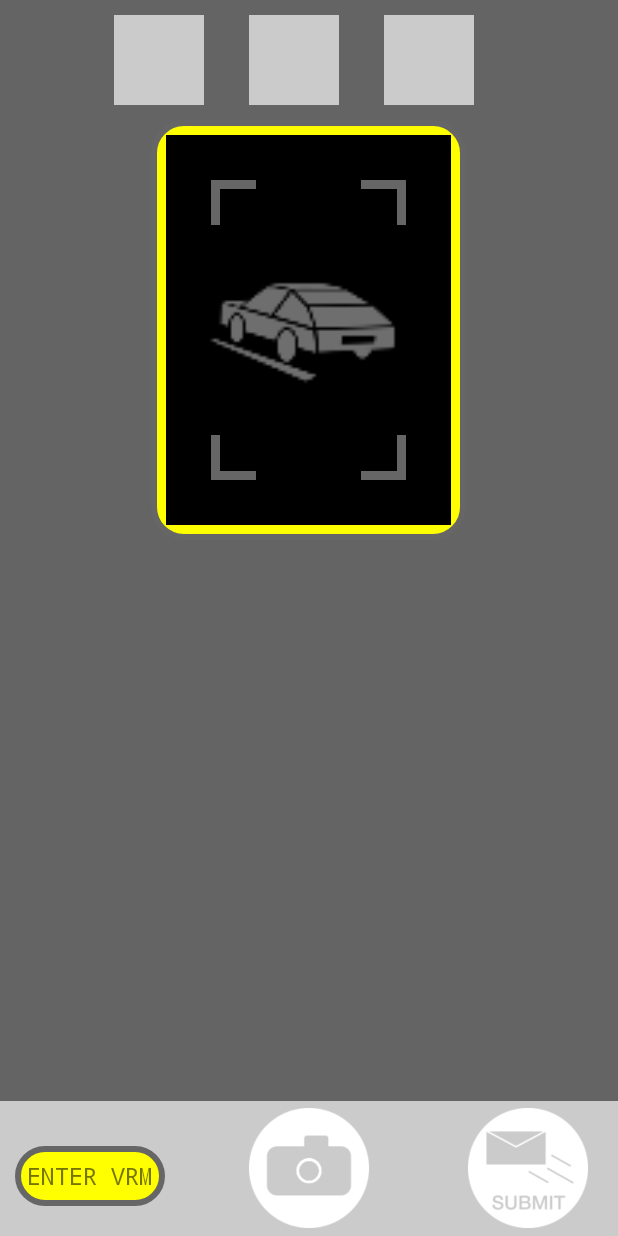
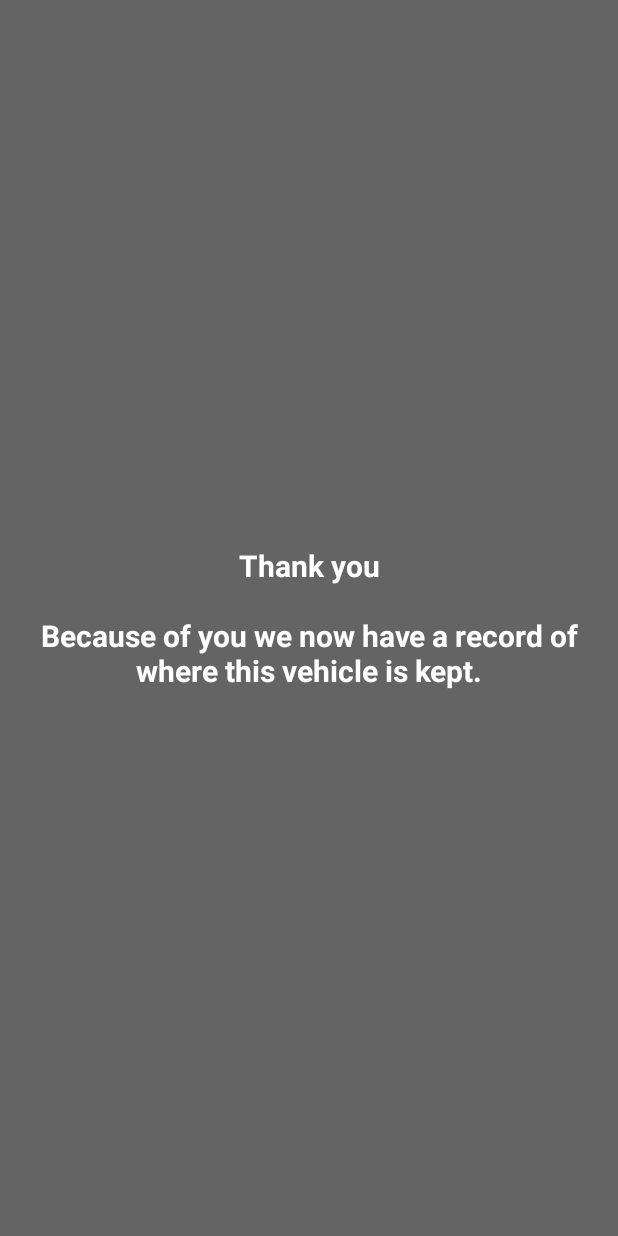
Before and after one commit to Izitaxed/android-dvlahack, an Android app: the layout camera.xml on its own in the app's theme, with its tools: preview values and no code run, on a phone screen of 412 x 824 dp. Run offline under Robolectric (Android 15) with nearby library versions, the light colour scheme and no system bars.

Commit message:
Submit screen displayed

```diff
--- a/app/src/main/java/com/hackathon/izitaxed/app/MainActivity.java
+++ b/app/src/main/java/com/hackathon/izitaxed/app/MainActivity.java
@@ -176,6 +176,8 @@ public class MainActivity extends ActionBarActivity {
 
     protected void displayViewCamera(String vrm) {
         setContentView(R.layout.camera);
+        TextView submitView = (TextView) findViewById(R.id.submitted);
+        submitView.setVisibility(View.GONE);
 
         final RelativeLayout cameraButton =(RelativeLayout) findViewById(R.id.cameraButton);
         cameraButton.setOnClickListener(new View.OnClickListener() {
@@ -195,7 +197,8 @@ public class MainActivity extends ActionBarActivity {
                     Build.MANUFACTURER + " " + Build.MODEL
                 ).toString();
 
-                new QuerySubmit().execute(json, submitResult);
+                TextView submitView = (TextView) findViewById(R.id.submitted);
+                new QuerySubmit().execute(json, submitView);
 
             }
         });
--- a/app/src/main/res/layout/camera.xml
+++ b/app/src/main/res/layout/camera.xml
@@ -198,5 +198,17 @@
         android:id="@+id/submitButton"
         ></RelativeLayout>
 
+    <TextView
+        android:layout_width="fill_parent"
+        android:layout_height="fill_parent"
+        android:text="@string/submitted"
+        android:id="@+id/submitted"
+        android:textColor="#FFFFFF"
+        android:textSize="20dp"
+        android:gravity="center"
+        android:textStyle="bold"
+        android:background="#646464"
+        />
+
 
 </RelativeLayout>
--- a/app/src/main/res/values/strings.xml
+++ b/app/src/main/res/values/strings.xml
@@ -27,6 +27,7 @@
     <string name="dummyModel">Transporter</string>
     <string name="dummyColor">Red</string>
     <string name="dummyResult">Thank you\n\nThis vehicle is not currently taxed according to our records</string>
+    <string name="submitted">Thank you\n\nBecause of you we now have a record of where this vehicle is kept.</string>
 
 
 
```
Also changed, not shown: app/src/main/java/com/hackathon/izitaxed/app/QuerySubmit.java (+5 -3 lines).
